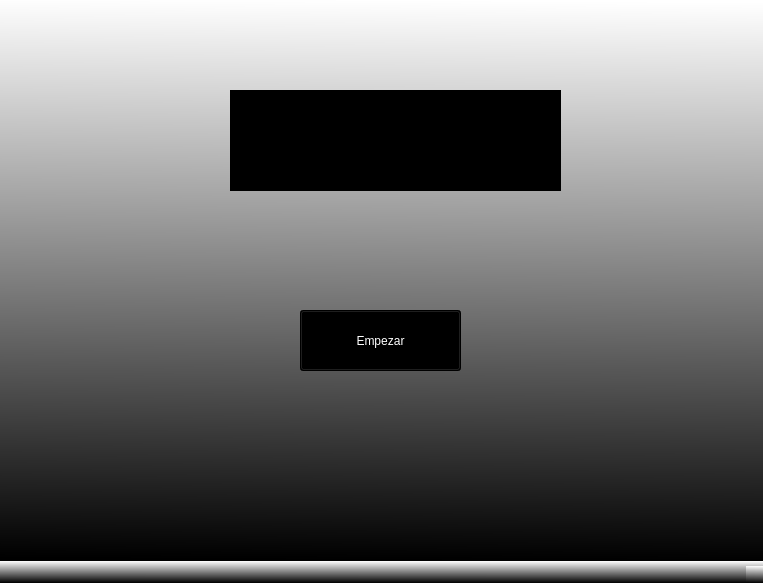
This is Entregable #1/view/WelcomePage.ui in UCR-ECCI-MM/tarea-programada-imparables-1 as Qt 5 draws it before an edit. The edited form follows.
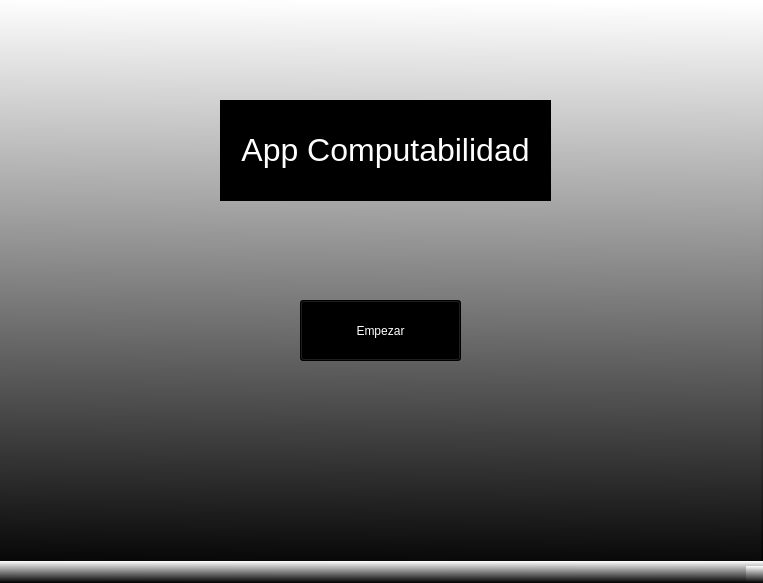
This is the edited form.

Commit message: - FEAT: Working welcomepage

What changed in the file:
```diff
--- a/Entregable #1/view/WelcomePage.ui
+++ b/Entregable #1/view/WelcomePage.ui
@@ -17,11 +17,41 @@
    <string notr="true">background-color: qlineargradient(spread:pad, x1:0.522843, y1:1, x2:0.533, y2:0, stop:0 rgba(0, 0, 0, 255), stop:1 rgba(255, 255, 255, 255));</string>
   </property>
   <widget class="QWidget" name="centralwidget">
+   <widget class="QStackedWidget" name="stackedWidget">
+    <property name="geometry">
+     <rect>
+      <x>0</x>
+      <y>0</y>
+      <width>761</width>
+      <height>581</height>
+     </rect>
+    </property>
+    <property name="currentIndex">
+     <number>0</number>
+    </property>
+    <widget class="QWidget" name="welcomePage">
+     <widget class="QPushButton" name="pushButton">
+      <property name="geometry">
+       <rect>
+        <x>300</x>
+        <y>300</y>
+        <width>161</width>
+        <height>61</height>
+       </rect>
+      </property>
+      <property name="styleSheet">
+       <string notr="true">background-color: rgb(0, 0, 0);
+color: rgb(255, 255, 255);</string>
+      </property>
+      <property name="text">
+       <string>Empezar</string>
+      </property>
+     </widget>
    <widget class="QLabel" name="label">
     <property name="geometry">
      <rect>
-      <x>230</x>
-      <y>90</y>
+        <x>220</x>
+        <y>100</y>
       <width>331</width>
       <height>101</height>
      </rect>
@@ -34,25 +64,11 @@
 &lt;html&gt;&lt;head&gt;&lt;meta name=&quot;qrichtext&quot; content=&quot;1&quot; /&gt;&lt;style type=&quot;text/css&quot;&gt;
 p, li { white-space: pre-wrap; }
 &lt;/style&gt;&lt;/head&gt;&lt;body style=&quot; font-family:'Ubuntu'; font-size:10pt; font-weight:400; font-style:normal;&quot;&gt;
-&lt;p align=&quot;center&quot; style=&quot; margin-top:12px; margin-bottom:12px; margin-left:0px; margin-right:0px; -qt-block-indent:0; text-indent:0px;&quot;&gt;&lt;span style=&quot; font-size:24pt;&quot;&gt;App Computabilidad&lt;/span&gt;&lt;/p&gt;&lt;/body&gt;&lt;/html&gt;</string>
-    </property>
-   </widget>
-   <widget class="QPushButton" name="pushButton">
-    <property name="geometry">
-     <rect>
-      <x>300</x>
-      <y>310</y>
-      <width>161</width>
-      <height>61</height>
-     </rect>
-    </property>
-    <property name="styleSheet">
-     <string notr="true">background-color: rgb(0, 0, 0);
-color: rgb(255, 255, 255);</string>
-    </property>
-    <property name="text">
-     <string>Empezar</string>
-    </property>
+&lt;p align=&quot;center&quot; style=&quot; margin-top:12px; margin-bottom:12px; margin-left:0px; margin-right:0px; -qt-block-indent:0; text-indent:0px;&quot;&gt;&lt;span style=&quot; font-size:24pt; color:#ffffff;&quot;&gt;App Computabilidad&lt;/span&gt;&lt;/p&gt;&lt;/body&gt;&lt;/html&gt;</string>
+      </property>
+     </widget>
+    </widget>
+    <widget class="QWidget" name="page_2"/>
    </widget>
   </widget>
   <widget class="QStatusBar" name="statusbar"/>
```
Lines whose indentation alone changed are shown as unchanged. The commit also changes 2 other files.
